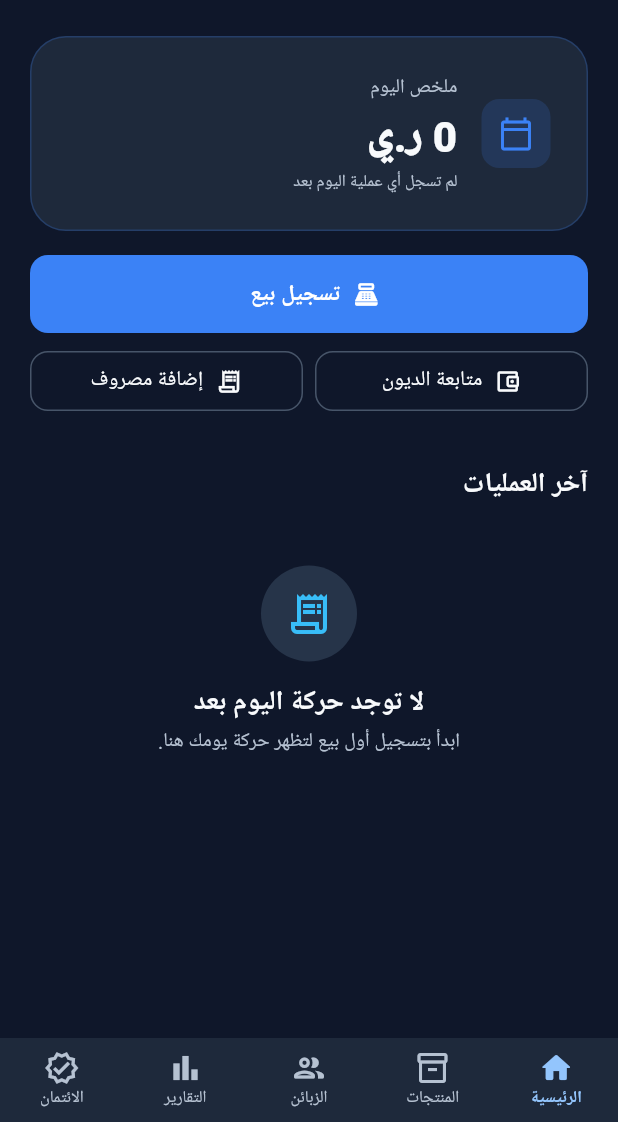
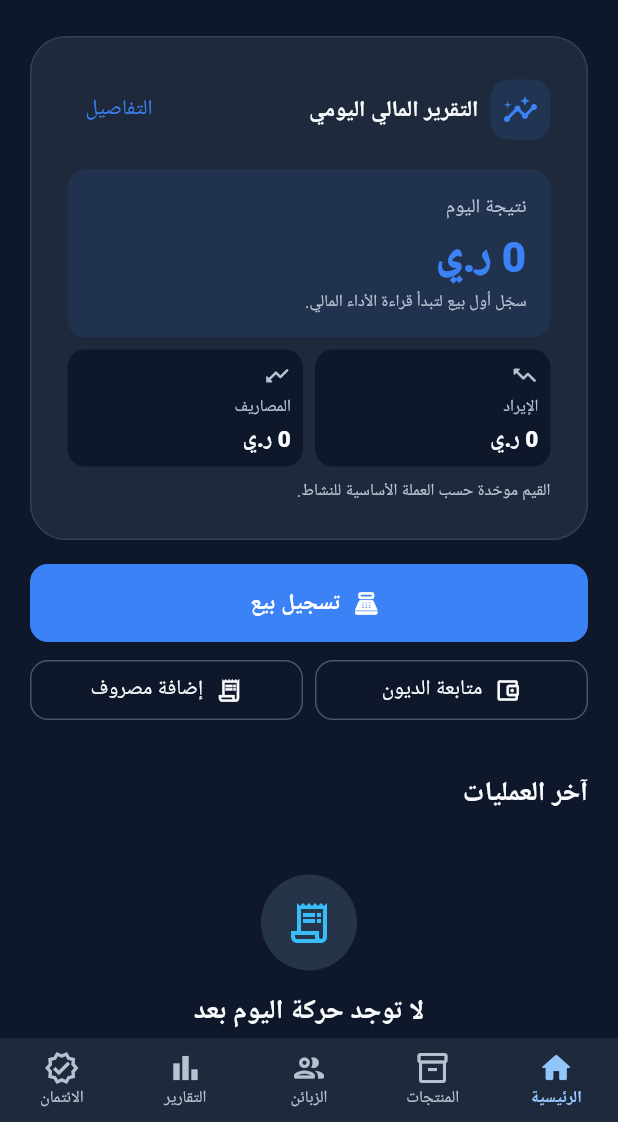
Before and after one commit to usingn50/hisab-app, a Flutter app: the DashboardScreen screen opened by its route, on a phone screen of 412 x 824 dp, the part 114-1236 px from its top. Run offline on Flutter 3.47's test engine with Material 3 defaults, Android fonts, the light colour scheme and no system bars; our stand-ins replace connectivity_plus, dio, drift, fl_chart, flutter_riverpod, go_router and 3 more; missing offline and left inert: mobile_scanner; accounts and stored records are empty; generated files the repository leaves out were written again; Roboto replaces fonts that are missing (Cairo).

Commit message:
feat(dashboard): add daily financial report card

```diff
--- a/lib/presentation/screens/dashboard/dashboard_screen.dart
+++ b/lib/presentation/screens/dashboard/dashboard_screen.dart
@@ -75,7 +75,7 @@ class _DashboardContent extends StatelessWidget {
       children: [
         _DashboardHeader(businessName: businessName),
         const SizedBox(height: AppSizes.lg),
-        _TodaySummary(report: overview.report),
+        _FinancialReportCard(report: overview.report),
         const SizedBox(height: AppSizes.md),
         SizedBox(
           height: AppSizes.buttonHeight,
@@ -212,68 +212,90 @@ class _DashboardHeader extends StatelessWidget {
   }
 }
 
-class _TodaySummary extends StatelessWidget {
+class _FinancialReportCard extends StatelessWidget {
   final Report report;
 
-  const _TodaySummary({required this.report});
+  const _FinancialReportCard({required this.report});
 
   @override
   Widget build(BuildContext context) {
     final hasActivity = report.revenue != 0 || report.expenses != 0;
     final isProfit = report.profit > 0;
     final isLoss = report.profit < 0;
-    final color = !hasActivity
-        ? AppColors.primary
+    final resultColor = isProfit
+        ? AppColors.success
+        : isLoss
+            ? AppColors.danger
+            : AppColors.primary;
+    final resultLabel = !hasActivity
+        ? 'نتيجة اليوم'
         : isProfit
-            ? AppColors.success
+            ? 'صافي الربح'
             : isLoss
-                ? AppColors.danger
-                : AppColors.primary;
-    final label = !hasActivity
-        ? 'ملخص اليوم'
+                ? 'صافي الخسارة'
+                : 'تعادل اليوم';
+    final resultDescription = !hasActivity
+        ? 'سجّل أول بيع لتبدأ قراءة الأداء المالي.'
         : isProfit
-            ? 'ربح اليوم'
+            ? 'هامش ربح ${report.profitMargin.toStringAsFixed(0)}% اليوم.'
             : isLoss
-                ? 'نتيجة اليوم'
-                : 'تعادل اليوم';
-    final subtitle = !hasActivity
-        ? 'لم تسجل أي عملية اليوم بعد'
-        : 'مبيعات ${CurrencyFormatter.formatNumberOnly(report.revenue)} · مصاريف ${CurrencyFormatter.formatNumberOnly(report.expenses)}';
+                ? 'المصروفات أعلى من الإيرادات اليوم.'
+                : 'تساوت الإيرادات والمصروفات اليوم.';
 
     return Container(
       padding: const EdgeInsets.all(AppSizes.lg),
       decoration: BoxDecoration(
-        color: !hasActivity ? AppColors.surface : color.withValues(alpha: 0.14),
+        color: AppColors.surface,
         borderRadius: BorderRadius.circular(AppSizes.radiusXl),
-        border: Border.all(
-          color: color.withValues(alpha: hasActivity ? 0.38 : 0.24),
-        ),
+        border: Border.all(color: AppColors.border),
       ),
-      child: Row(
+      child: Column(
+        crossAxisAlignment: CrossAxisAlignment.start,
         children: [
+          Row(
+            children: [
+              Container(
+                width: 40,
+                height: 40,
+                decoration: BoxDecoration(
+                  color: AppColors.primary.withValues(alpha: 0.12),
+                  borderRadius: BorderRadius.circular(AppSizes.radiusMd),
+                ),
+                child: const Icon(
+                  Icons.insights_outlined,
+                  color: AppColors.primary,
+                ),
+              ),
+              const SizedBox(width: AppSizes.sm),
+              const Expanded(
+                child: Text(
+                  'التقرير المالي اليومي',
+                  style: TextStyle(
+                    fontSize: AppSizes.textMd,
+                    fontWeight: FontWeight.w800,
+                    color: AppColors.textPrimary,
+                  ),
+                ),
+              ),
+              TextButton(
+                onPressed: () => context.go('/reports'),
+                child: const Text('التفاصيل'),
+              ),
+            ],
+          ),
+          const SizedBox(height: AppSizes.md),
           Container(
-            width: 46,
-            height: 46,
+            width: double.infinity,
+            padding: const EdgeInsets.all(AppSizes.md),
             decoration: BoxDecoration(
-              color: color.withValues(alpha: 0.16),
+              color: resultColor.withValues(alpha: 0.10),
               borderRadius: BorderRadius.circular(AppSizes.radiusMd),
             ),
-            child: Icon(
-              !hasActivity
-                  ? Icons.calendar_today_outlined
-                  : isLoss
-                      ? Icons.trending_down_rounded
-                      : Icons.trending_up_rounded,
-              color: color,
-            ),
-          ),
-          const SizedBox(width: AppSizes.md),
-          Expanded(
             child: Column(
               crossAxisAlignment: CrossAxisAlignment.start,
               children: [
                 Text(
-                  label,
+                  resultLabel,
                   style: const TextStyle(
                     color: AppColors.textSecondary,
                     fontSize: AppSizes.textSm,
@@ -282,23 +304,105 @@ class _TodaySummary extends StatelessWidget {
                 const SizedBox(height: 2),
                 Text(
                   CurrencyFormatter.format(report.profit),
-                  style: const TextStyle(
-                    color: AppColors.textPrimary,
+                  style: TextStyle(
+                    color: resultColor,
                     fontSize: AppSizes.textXxl,
                     fontWeight: FontWeight.w900,
                   ),
                 ),
                 const SizedBox(height: 2),
                 Text(
-                  subtitle,
-                  maxLines: 1,
-                  overflow: TextOverflow.ellipsis,
+                  resultDescription,
                   style: const TextStyle(
                     color: AppColors.textSecondary,
                     fontSize: AppSizes.textXs,
                   ),
                 ),
               ],
+            ),
+          ),
+          const SizedBox(height: AppSizes.sm),
+          Row(
+            children: [
+              Expanded(
+                child: _FinancialMetric(
+                  label: AppStrings.revenue,
+                  value: report.revenue,
+                  icon: Icons.trending_up_rounded,
+                  color: AppColors.success,
+                ),
+              ),
+              const SizedBox(width: AppSizes.sm),
+              Expanded(
+                child: _FinancialMetric(
+                  label: AppStrings.expenses,
+                  value: report.expenses,
+                  icon: Icons.trending_down_rounded,
+                  color: AppColors.danger,
+                ),
+              ),
+            ],
+          ),
+          const SizedBox(height: AppSizes.sm),
+          const Text(
+            'القيم موحّدة حسب العملة الأساسية للنشاط.',
+            style: TextStyle(
+              color: AppColors.textSecondary,
+              fontSize: AppSizes.textXs,
+            ),
+          ),
+        ],
+      ),
+    );
+  }
+}
+
+class _FinancialMetric extends StatelessWidget {
+  final String label;
+  final double value;
+  final IconData icon;
+  final Color color;
+
+  const _FinancialMetric({
+    required this.label,
+    required this.value,
+    required this.icon,
+    required this.color,
+  });
+
+  @override
+  Widget build(BuildContext context) {
+    final effectiveColor = value == 0 ? AppColors.textSecondary : color;
+
+    return Container(
+      padding: const EdgeInsets.all(AppSizes.sm),
+      decoration: BoxDecoration(
+        color: AppColors.background,
+        borderRadius: BorderRadius.circular(AppSizes.radiusMd),
+      ),
+      child: Column(
+        crossAxisAlignment: CrossAxisAlignment.start,
+        children: [
+          Icon(icon, size: AppSizes.iconSm, color: effectiveColor),
+          const SizedBox(height: 4),
+          Text(
+            label,
+            style: const TextStyle(
+              color: AppColors.textSecondary,
+              fontSize: AppSizes.textXs,
+            ),
+          ),
+          const SizedBox(height: 2),
+          FittedBox(
+            fit: BoxFit.scaleDown,
+            alignment: AlignmentDirectional.centerStart,
+            child: Text(
+              CurrencyFormatter.format(value),
+              style: const TextStyle(
+                color: AppColors.textPrimary,
+                fontSize: AppSizes.textMd,
+                fontWeight: FontWeight.w800,
+              ),
             ),
           ),
         ],
```
